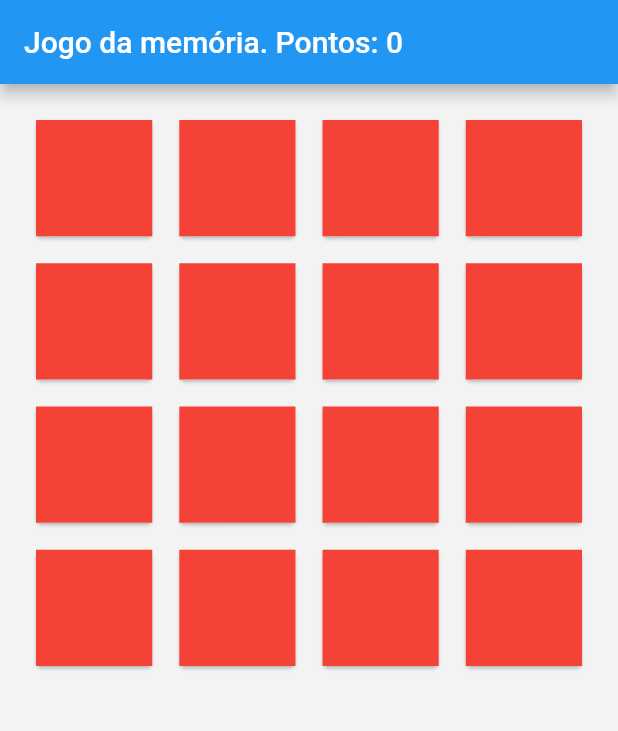
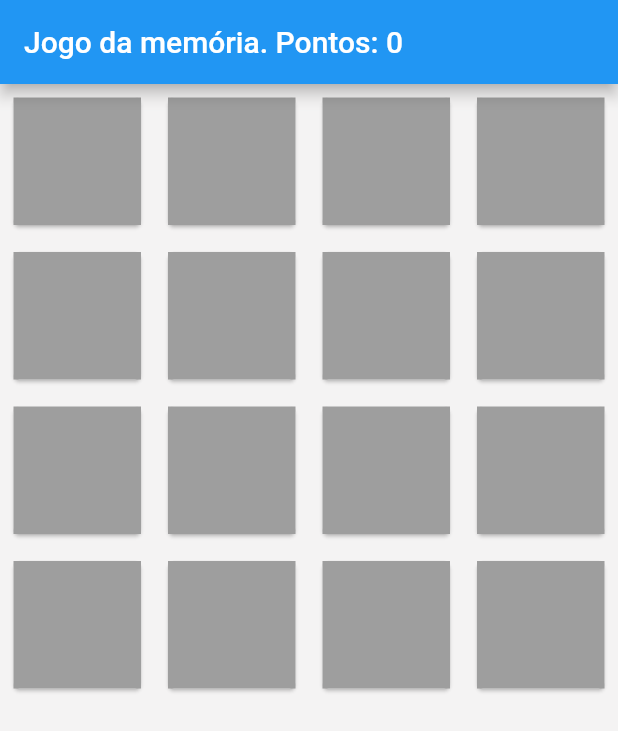
Before and after one commit to LucasHenriqueAbreu/escomputacaomovel, a Flutter app: the screen it shows after launch, on a phone screen of 412 x 824 dp. Shown: the top 731 px of the screen. Run offline on Flutter 3.47's test engine with Material 2 defaults, Android fonts, the phone set to English and light mode, and no system bars; our stand-ins replace convert, dio, sqflite; accounts and stored records are empty.

Commit message:
adicionado imagem

```diff
--- a/jogo_da_memoria/lib/models/carta.dart
+++ b/jogo_da_memoria/lib/models/carta.dart
@@ -5,6 +5,7 @@ class Carta {
   int grupo;
   bool visivel;
   Color cor;
+  String imagem;
 
-  Carta({this.id, this.grupo, this.visivel = false, this.cor});
+  Carta({this.id, this.grupo, this.visivel = false, this.cor, this.imagem});
 }
--- a/jogo_da_memoria/lib/pages/home_page.dart
+++ b/jogo_da_memoria/lib/pages/home_page.dart
@@ -11,22 +11,22 @@ class HomePage extends StatefulWidget {
 
 class _HomePageState extends State<HomePage> {
   List<Carta> cartas = [
-    Carta(id: 1, grupo: 1, cor: Colors.amber),
-    Carta(id: 2, grupo: 1, cor: Colors.amber),
-    Carta(id: 3, grupo: 2, cor: Colors.blue),
-    Carta(id: 4, grupo: 2, cor: Colors.blue),
-    Carta(id: 5, grupo: 3, cor: Colors.orange),
-    Carta(id: 6, grupo: 3, cor: Colors.orange),
-    Carta(id: 7, grupo: 4, cor: Colors.brown),
-    Carta(id: 8, grupo: 4, cor: Colors.brown),
-    Carta(id: 9, grupo: 5, cor: Colors.teal),
-    Carta(id: 10, grupo: 5, cor: Colors.teal),
-    Carta(id: 11, grupo: 6, cor: Colors.cyan),
-    Carta(id: 12, grupo: 6, cor: Colors.cyan),
-    Carta(id: 13, grupo: 7, cor: Colors.black),
-    Carta(id: 14, grupo: 7, cor: Colors.black),
-    Carta(id: 15, grupo: 8, cor: Colors.green),
-    Carta(id: 16, grupo: 8, cor: Colors.green)
+    Carta(id: 1, grupo: 1, cor: Colors.amber, imagem: 'assets/ring.jpg'),
+    Carta(id: 2, grupo: 1, cor: Colors.amber, imagem: 'assets/ring.jpg'),
+    Carta(id: 3, grupo: 2, cor: Colors.blue, imagem: 'assets/ring.jpg'),
+    Carta(id: 4, grupo: 2, cor: Colors.blue, imagem: 'assets/ring.jpg'),
+    Carta(id: 5, grupo: 3, cor: Colors.orange, imagem: 'assets/ring.jpg'),
+    Carta(id: 6, grupo: 3, cor: Colors.orange, imagem: 'assets/ring.jpg'),
+    Carta(id: 7, grupo: 4, cor: Colors.brown, imagem: 'assets/ring.jpg'),
+    Carta(id: 8, grupo: 4, cor: Colors.brown, imagem: 'assets/ring.jpg'),
+    Carta(id: 9, grupo: 5, cor: Colors.teal, imagem: 'assets/ring.jpg'),
+    Carta(id: 10, grupo: 5, cor: Colors.teal, imagem: 'assets/ring.jpg'),
+    Carta(id: 11, grupo: 6, cor: Colors.cyan, imagem: 'assets/ring.jpg'),
+    Carta(id: 12, grupo: 6, cor: Colors.cyan, imagem: 'assets/ring.jpg'),
+    Carta(id: 13, grupo: 7, cor: Colors.black, imagem: 'assets/ring.jpg'),
+    Carta(id: 14, grupo: 7, cor: Colors.black, imagem: 'assets/ring.jpg'),
+    Carta(id: 15, grupo: 8, cor: Colors.green, imagem: 'assets/ring.jpg'),
+    Carta(id: 16, grupo: 8, cor: Colors.green, imagem: 'assets/ring.jpg')
   ];
 
   Map<int, List<Carta>> cartasAgrupadasPorGrupo = Map<int, List<Carta>>();
@@ -52,7 +52,7 @@ class _HomePageState extends State<HomePage> {
 
   Widget _criaTabuleiroCartas() {
     return GridView.count(
-      padding: EdgeInsets.all(20.0),
+      padding: EdgeInsets.all(5.0),
       crossAxisCount: 4,
       crossAxisSpacing: 10,
       mainAxisSpacing: 10,
@@ -61,11 +61,7 @@ class _HomePageState extends State<HomePage> {
   }
 
   List<Widget> _criaListaCartas() {
-    List<Widget> resposta = [];
-    for (var i = 0; i < cartas.length; i++) {
-      resposta.add(_criaCarta(cartas[i]));
-    }
-    return resposta;
+    return cartas.map((Carta carta) => _criaCarta(carta)).toList();
   }
 
   Widget _criaCarta(Carta carta) {
@@ -75,11 +71,9 @@ class _HomePageState extends State<HomePage> {
           : null,
       child: Card(
         child: AnimatedContainer(
-          color: carta.visivel ? carta.cor : Colors.red,
+          color: carta.visivel ? carta.cor : Colors.grey,
           duration: Duration(milliseconds: 400),
-          child: Center(
-            child: _criaConteudoCarta(carta),
-          ),
+          child: _criaConteudoCarta(carta),
         ),
       ),
     );
@@ -87,12 +81,16 @@ class _HomePageState extends State<HomePage> {
 
   Widget _criaConteudoCarta(Carta carta) {
     if (carta.visivel) {
-      return Text(
-        carta.grupo.toString(),
-        style: TextStyle(
-          fontSize: 20,
-          color: Colors.white,
-        ),
+      // return Text(
+      //   carta.grupo.toString(),
+      //   style: TextStyle(
+      //     fontSize: 20,
+      //     color: Colors.white,
+      //   ),
+      // );
+      return Image.asset(
+        carta.imagem,
+        fit: BoxFit.cover,
       );
     } else {
       return Container();
--- a/jogo_da_memoria/pubspec.yaml
+++ b/jogo_da_memoria/pubspec.yaml
@@ -46,9 +46,8 @@ flutter:
   uses-material-design: true
 
   # To add assets to your application, add an assets section, like this:
-  # assets:
-  #   - images/a_dot_burr.jpeg
-  #   - images/a_dot_ham.jpeg
+  assets:
+    - assets/
 
   # An image asset can refer to one or more resolution-specific "variants", see
   # https://flutter.dev/assets-and-images/#resolution-aware.
```
Also changed, not shown: jogo_da_memoria/assets/ring.jpg (added), jogo_da_memoria/pubspec.lock.
